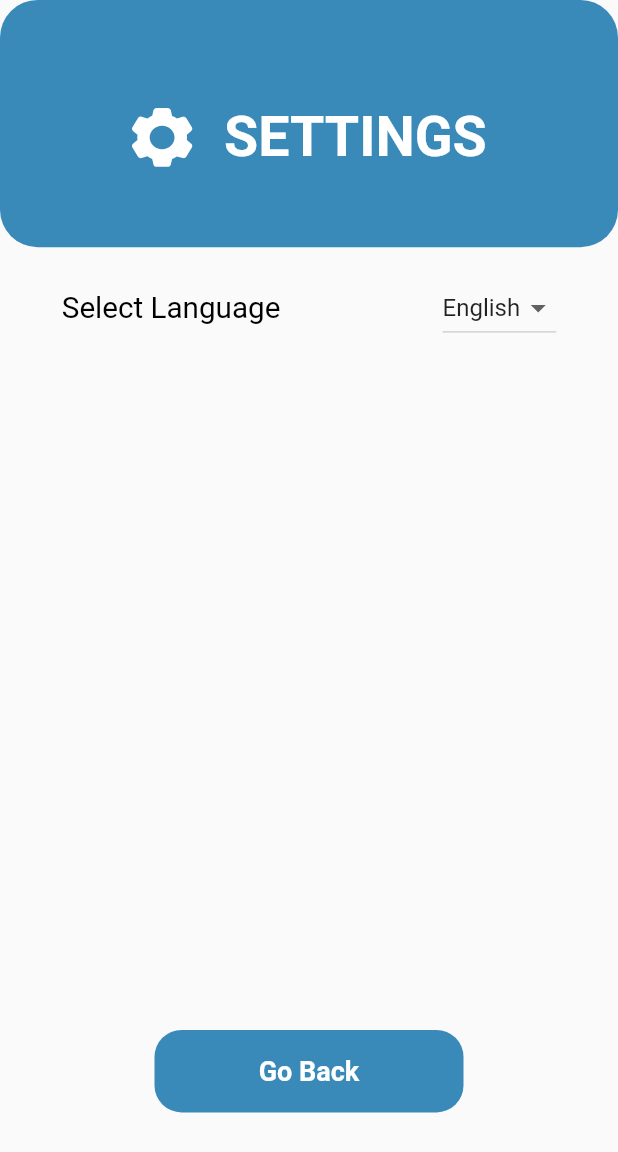
After one commit to mtermos/child_milestone, a Flutter app: the SettingsScreen screen opened by its route, on a phone screen of 412 x 824 dp. The commit adds this screen. Shown: the top 1152 px of the screen. Run offline on Flutter 3.47's test engine with Material 2 defaults, Android fonts, the phone set to English and light mode, and no system bars; our stand-ins replace bloc, connectivity_plus, datetime_picker_formfield, equatable, flutter_bloc, flutter_local_notifications and 8 more; accounts and stored records are empty; generated files the repository leaves out were written again; project files that could hold a hidden picture were left out.

Commit message:
adding settings page

```diff
--- a/lib/l10n/app_ar.arb
+++ b/lib/l10n/app_ar.arb
@@ -21,7 +21,7 @@
     "tipsAndActivities": "النصائح والأنشطة",
     "home": "الرئيسية",
     "tips": "نصائح",
-    "appRate": "تقييم التقرير",
+    "appRate": "تقييم التطبيق",
     "invalidEmailAlert": "اكتب بريدًا إلكترونيًا صالحًا",
     "username": "اسم المستخدم",
     "password": "كلمة المرور",
@@ -37,5 +37,7 @@
     "cognitive": "معرفي",
     "justNow": "الآن",
     "yesterday": "البارحة, ",
-    "selectLanguage": "إلى تطبيق متابعة الأطفال"
+    "settingsCap": "الاعدادات",
+    "goBack": "العودة",
+    "selectLanguage": "اختار اللغة"
 }
--- a/lib/l10n/app_en.arb
+++ b/lib/l10n/app_en.arb
@@ -36,5 +36,7 @@
     "cognitive": "Cognitive",
     "justNow": "Just Now",
     "yesterday": "Yesterday, ",
+    "settingsCap": "SETTINGS",
+    "goBack": "Go Back",
     "selectLanguage": "Select Language"
 }
--- /dev/null
+++ b/lib/logic/cubits/language/Language_cubit.dart
@@ -0,0 +1,14 @@
+import 'package:bloc/bloc.dart';
+import 'package:flutter/material.dart';
+import 'package:shared_preferences/shared_preferences.dart';
+
+class LanguageCubit extends Cubit<Locale> {
+  LanguageCubit(Locale initialState) : super(initialState);
+
+  void changeLang(String data) async {
+    print(data);
+    emit(Locale(data, ''));
+    SharedPreferences prefs = await SharedPreferences.getInstance();
+    await prefs.setString('lang', data);
+  }
+}
--- a/lib/main.dart
+++ b/lib/main.dart
@@ -15,6 +15,7 @@ import 'package:child_milestone/logic/blocs/milestone/milestone_bloc.dart';
 import 'package:child_milestone/logic/blocs/notification/notification_bloc.dart';
 import 'package:child_milestone/logic/blocs/tip/tip_bloc.dart';
 import 'package:child_milestone/logic/cubits/current_child/current_child_cubit.dart';
+import 'package:child_milestone/logic/cubits/language/Language_cubit.dart';
 import 'package:child_milestone/logic/shared/notification_service.dart';
 import 'package:connectivity_plus/connectivity_plus.dart';
 import 'package:flutter/material.dart';
@@ -29,20 +30,25 @@ import 'package:flutter_gen/gen_l10n/app_localizations.dart';
 void main() async {
   WidgetsFlutterBinding.ensureInitialized();
   await NotificationService().init(); //
+  SharedPreferences prefs = await SharedPreferences.getInstance();
+  String startLang = prefs.getString('lang') ?? "en";
   runApp(Application(
     appRouter: AppRouter(),
     connectivity: Connectivity(),
+    startLang: Locale(startLang),
   ));
 }
 
 class Application extends StatelessWidget {
   final AppRouter appRouter;
   final Connectivity connectivity;
+  final Locale startLang;
 
   const Application({
     Key? key,
     required this.appRouter,
     required this.connectivity,
+    required this.startLang,
   }) : super(key: key);
 
   @override
@@ -103,16 +109,23 @@ class Application extends StatelessWidget {
               childRepository: RepositoryProvider.of(context),
             ),
           ),
+          BlocProvider<LanguageCubit>(
+            create: (context) => LanguageCubit(startLang),
+          ),
         ],
-        child: MaterialApp(
+        child: BlocBuilder<LanguageCubit, Locale>(
+          builder: (context, lang) {
+            return MaterialApp(
               theme: ThemeData(
                 // accentColor: Colors.blue,
                 visualDensity: VisualDensity.standard,
               ),
-          locale: const Locale("ar"),
+              locale: lang,
               localizationsDelegates: AppLocalizations.localizationsDelegates,
               supportedLocales: AppLocalizations.supportedLocales,
               onGenerateRoute: appRouter.onGenerateRoute,
+            );
+          },
         ),
       ),
     );
--- a/lib/presentation/components/top_bar_view.dart
+++ b/lib/presentation/components/top_bar_view.dart
@@ -131,11 +131,16 @@ class _TopBarViewState extends State<TopBarView> with TickerProviderStateMixin {
                       ),
                       Expanded(
                         flex: 2,
-                        // child: Container(
-                        //   child: SvgPicture.asset(settings_icon),
-                        //   alignment: AlignmentDirectional.centerEnd,
-                        // ),
-                        child: Text(""),
+                        child: Container(
+                          child: InkWell(
+                            child: SvgPicture.asset(settings_icon),
+                            onTap: () {
+                              Navigator.pushNamed(context, "/settings");
+                            },
+                          ),
+                          alignment: AlignmentDirectional.centerEnd,
+                        ),
+                        // child: Text(""),
                       ),
                     ],
                   ),
--- a/lib/presentation/router/app_router.dart
+++ b/lib/presentation/router/app_router.dart
@@ -2,6 +2,7 @@ import 'package:child_milestone/presentation/screens/add_child/add_child_main.da
 import 'package:child_milestone/presentation/screens/login/login_main.dart';
 import 'package:child_milestone/presentation/screens/home/home_main.dart';
 import 'package:child_milestone/presentation/screens/milestone/milestone_main.dart';
+import 'package:child_milestone/presentation/screens/settings/settings_main.dart';
 import 'package:child_milestone/presentation/screens/welcome_screen.dart';
 import 'package:flutter/material.dart';
 import 'package:child_milestone/presentation/screens/splash_screen.dart';
@@ -27,6 +28,10 @@ class AppRouter {
         return MaterialPageRoute(
           builder: (_) => HomeScreen(),
         );
+      case '/settings':
+        return MaterialPageRoute(
+          builder: (_) => SettingsScreen(),
+        );
       case '/milestone':
         return MaterialPageRoute(
           builder: (_) => MilestoneScreen(),
--- /dev/null
+++ b/lib/presentation/screens/settings/settings_background.dart
@@ -0,0 +1,74 @@
+import 'package:child_milestone/presentation/common_widgets/app_text.dart';
+import 'package:child_milestone/presentation/styles/colors.dart';
+import 'package:flutter/material.dart';
+import 'package:flutter_svg/svg.dart';
+import 'package:flutter_gen/gen_l10n/app_localizations.dart';
+
+class SettingsBackground extends StatelessWidget {
+  final Widget child;
+
+  final String smile = "assets/images/smile.svg";
+  final String smiley_face = "assets/images/smiley_face.png";
+  final String settings = "assets/icons/home_page/settings_icon.svg";
+  final String ellipse = "assets/images/ellipse_settings.svg";
+
+  const SettingsBackground({
+    Key? key,
+    required this.child,
+  }) : super(key: key);
+
+  @override
+  Widget build(BuildContext context) {
+    Size size = MediaQuery.of(context).size;
+    final textScale = MediaQuery.of(context).size.height * 0.001;
+
+    return Container(
+      width: size.width,
+      height: size.height,
+      child: Stack(
+        alignment: Alignment.center,
+        children: <Widget>[
+          Positioned(
+            top: 0,
+            child: Container(
+              height: size.height * 0.2,
+              width: size.width,
+              alignment: Alignment.topCenter,
+              decoration: const BoxDecoration(
+                  color: AppColors.primaryColor,
+                  borderRadius: BorderRadius.all(Radius.circular(25))),
+            ),
+          ),
+          Positioned(
+            top: size.height * 0.085,
+            child: Row(
+              children: [
+                SvgPicture.asset(
+                  settings,
+                  width: size.width * 0.1,
+                  alignment: Alignment.center,
+                  color: Colors.white,
+                ),
+                SizedBox(width: size.width * 0.05),
+                AppText(
+                  text: AppLocalizations.of(context)!.settingsCap,
+                  fontSize: textScale * 45,
+                  fontWeight: FontWeight.w600,
+                  // color: Colors.white,
+                  color: Colors.white,
+                ),
+              ],
+            ),
+          ),
+          Positioned(
+            top: size.height * 0.2,
+            right: 0,
+            width: size.width,
+            height: size.height * 0.8,
+            child: child,
+          ),
+        ],
+      ),
+    );
+  }
+}
--- /dev/null
+++ b/lib/presentation/screens/settings/settings_main.dart
@@ -0,0 +1,103 @@
+import 'package:flutter_bloc/flutter_bloc.dart';
+import 'package:child_milestone/logic/cubits/language/Language_cubit.dart';
+import 'package:child_milestone/presentation/common_widgets/app_button.dart';
+import 'package:child_milestone/presentation/common_widgets/app_text.dart';
+import 'package:flutter/material.dart';
+import 'package:child_milestone/presentation/screens/settings/settings_background.dart';
+import 'package:flutter_gen/gen_l10n/app_localizations.dart';
+
+class SettingsScreen extends StatefulWidget {
+  const SettingsScreen({Key? key}) : super(key: key);
+
+  @override
+  _SettingsScreenState createState() => _SettingsScreenState();
+}
+
+class _SettingsScreenState extends State<SettingsScreen> {
+  @override
+  void initState() {
+    super.initState();
+  }
+
+  @override
+  void dispose() {
+    super.dispose();
+  }
+
+  @override
+  Widget build(BuildContext context) {
+    Size size = MediaQuery.of(context).size;
+    final textScale = MediaQuery.of(context).size.height * 0.001;
+
+    return Scaffold(
+      body: SettingsBackground(
+        child: Column(
+          mainAxisAlignment: MainAxisAlignment.center,
+          children: <Widget>[
+            Container(
+              alignment: Alignment.center,
+              width: size.width * 0.8,
+              margin: const EdgeInsets.symmetric(horizontal: 40),
+            ),
+            SizedBox(height: size.height * 0.02),
+            Container(
+              alignment: Alignment.center,
+              width: size.width * 0.8,
+              margin: const EdgeInsets.symmetric(horizontal: 40),
+              child: Row(
+                children: [
+                  AppText(
+                    text: AppLocalizations.of(context)!.selectLanguage,
+                    fontSize: textScale * 24,
+                  ),
+                  const Spacer(),
+                  DropdownButton(
+                    value: BlocProvider.of<LanguageCubit>(context).state,
+                    onChanged: (Locale? val) {
+                      BlocProvider.of<LanguageCubit>(context)
+                          .changeLang(val!.languageCode);
+                    },
+                    items: AppLocalizations.supportedLocales
+                        .map((e) => DropdownMenuItem(
+                              value: e,
+                              child: Text(languageName(e.languageCode)),
+                            ))
+                        .toList(),
+                  ),
+                ],
+              ),
+            ),
+            Spacer(),
+            Container(
+              alignment: Alignment.center,
+              width: size.width * 0.8,
+              margin: EdgeInsets.symmetric(horizontal: size.width * 0.25),
+              child: AppButton(
+                label: AppLocalizations.of(context)!.goBack,
+                fontWeight: FontWeight.w600,
+                padding: const EdgeInsets.symmetric(vertical: 25),
+                onPressed: () {
+                  Navigator.popAndPushNamed(context, '/home');
+                },
+              ),
+            ),
+            SizedBox(height: size.height * 0.1),
+          ],
+        ),
+      ),
+    );
+  }
+
+  String languageName(String languageCode) {
+    switch (languageCode) {
+      case "ar":
+        return "العربية";
+      case "en":
+        return "English";
+      case "es":
+        return "Español";
+      default:
+        return "";
+    }
+  }
+}
```
Lines whose indentation alone changed are shown as unchanged.
